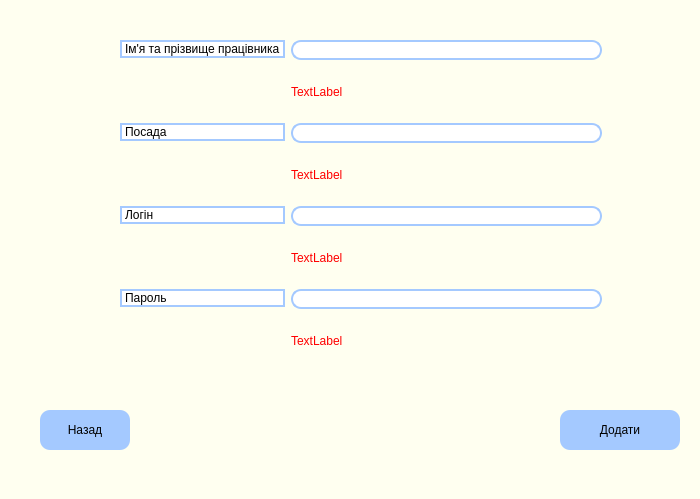
Qt form new_worker_design.ui (Rozumniak/liblary_app) before a commit.
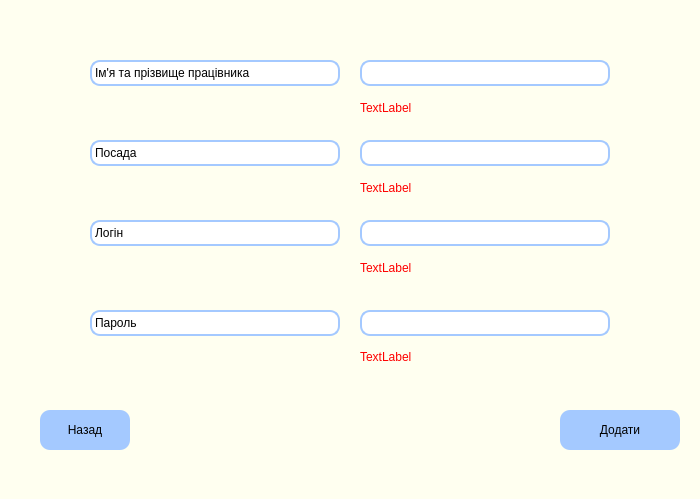
The same form after that commit.

Commit message: new worker window validation fixed

```diff
--- a/new_worker_design.ui
+++ b/new_worker_design.ui
@@ -56,46 +56,15 @@
     <string>Назад</string>
    </property>
   </widget>
-  <widget class="QWidget" name="layoutWidget">
-   <property name="geometry">
-    <rect>
-     <x>120</x>
-     <y>40</y>
-     <width>482</width>
-     <height>326</height>
-    </rect>
-   </property>
-   <layout class="QGridLayout" name="gridLayout">
-    <item row="0" column="0">
-     <layout class="QVBoxLayout" name="verticalLayout_2">
-      <item>
-       <widget class="QLabel" name="label">
-        <property name="styleSheet">
-         <string notr="true">font: 14pt &quot;Arial&quot;;
-background-color: white;
-border: 2px solid rgb(164, 201, 255);
-border-radius: 10px;</string>
-        </property>
-        <property name="text">
-         <string>Ім'я та прізвище працівника</string>
-        </property>
-       </widget>
-      </item>
-      <item>
-       <spacer name="verticalSpacer_8">
-        <property name="orientation">
-         <enum>Qt::Vertical</enum>
-        </property>
-        <property name="sizeHint" stdset="0">
-         <size>
-          <width>20</width>
-          <height>40</height>
-         </size>
-        </property>
-       </spacer>
-      </item>
-      <item>
        <widget class="QLabel" name="label_3">
+   <property name="geometry">
+    <rect>
+     <x>90</x>
+     <y>140</y>
+     <width>250</width>
+     <height>26</height>
+    </rect>
+   </property>
         <property name="styleSheet">
          <string notr="true">font: 14pt &quot;Arial&quot;;
 background-color: white;
@@ -106,22 +75,15 @@
          <string>Посада</string>
         </property>
        </widget>
-      </item>
-      <item>
-       <spacer name="verticalSpacer_9">
-        <property name="orientation">
-         <enum>Qt::Vertical</enum>
-        </property>
-        <property name="sizeHint" stdset="0">
-         <size>
-          <width>20</width>
-          <height>40</height>
-         </size>
-        </property>
-       </spacer>
-      </item>
-      <item>
        <widget class="QLabel" name="label_5">
+   <property name="geometry">
+    <rect>
+     <x>90</x>
+     <y>220</y>
+     <width>250</width>
+     <height>26</height>
+    </rect>
+   </property>
         <property name="styleSheet">
          <string notr="true">font: 14pt &quot;Arial&quot;;
 background-color: white;
@@ -132,22 +94,34 @@
          <string>Логін</string>
         </property>
        </widget>
-      </item>
-      <item>
-       <spacer name="verticalSpacer_10">
-        <property name="orientation">
-         <enum>Qt::Vertical</enum>
-        </property>
-        <property name="sizeHint" stdset="0">
-         <size>
-          <width>20</width>
-          <height>40</height>
-         </size>
-        </property>
-       </spacer>
-      </item>
-      <item>
+  <widget class="QLabel" name="label">
+   <property name="geometry">
+    <rect>
+     <x>90</x>
+     <y>60</y>
+     <width>250</width>
+     <height>26</height>
+    </rect>
+   </property>
+   <property name="styleSheet">
+    <string notr="true">font: 14pt &quot;Arial&quot;;
+background-color: white;
+border: 2px solid rgb(164, 201, 255);
+border-radius: 10px;</string>
+   </property>
+   <property name="text">
+    <string>Ім'я та прізвище працівника</string>
+   </property>
+  </widget>
        <widget class="QLabel" name="label_4">
+   <property name="geometry">
+    <rect>
+     <x>90</x>
+     <y>310</y>
+     <width>250</width>
+     <height>26</height>
+    </rect>
+   </property>
         <property name="styleSheet">
          <string notr="true">font: 14pt &quot;Arial&quot;;
 background-color: white;
@@ -158,37 +132,15 @@
          <string>Пароль</string>
         </property>
        </widget>
-      </item>
-      <item>
-       <spacer name="verticalSpacer_2">
-        <property name="orientation">
-         <enum>Qt::Vertical</enum>
-        </property>
-        <property name="sizeHint" stdset="0">
-         <size>
-          <width>20</width>
-          <height>40</height>
-         </size>
-        </property>
-       </spacer>
-      </item>
-     </layout>
-    </item>
-    <item row="0" column="1">
-     <layout class="QVBoxLayout" name="verticalLayout">
-      <item>
-       <widget class="QLineEdit" name="name">
-        <property name="styleSheet">
-         <string notr="true">border-radius: 10px;
-font: 12pt &quot;Arial&quot;;
-border: 2px solid rgb(164, 201, 255);
-background-color: white;
-</string>
-        </property>
-       </widget>
-      </item>
-      <item>
        <widget class="QLabel" name="name_issue">
+   <property name="geometry">
+    <rect>
+     <x>360</x>
+     <y>85</y>
+     <width>250</width>
+     <height>46</height>
+    </rect>
+   </property>
         <property name="styleSheet">
          <string notr="true">color: red;
 font: 12pt &quot;Arial&quot;;</string>
@@ -197,9 +149,32 @@
          <string>TextLabel</string>
         </property>
        </widget>
-      </item>
-      <item>
-       <widget class="QLineEdit" name="job_title">
+  <widget class="QLabel" name="password_issue">
+   <property name="geometry">
+    <rect>
+     <x>360</x>
+     <y>334</y>
+     <width>250</width>
+     <height>46</height>
+    </rect>
+   </property>
+   <property name="styleSheet">
+    <string notr="true">color: red;
+font: 12pt &quot;Arial&quot;;</string>
+   </property>
+   <property name="text">
+    <string>TextLabel</string>
+   </property>
+  </widget>
+  <widget class="QLineEdit" name="name">
+   <property name="geometry">
+    <rect>
+     <x>360</x>
+     <y>60</y>
+     <width>250</width>
+     <height>26</height>
+    </rect>
+   </property>
         <property name="styleSheet">
          <string notr="true">border-radius: 10px;
 font: 12pt &quot;Arial&quot;;
@@ -208,9 +183,15 @@
 </string>
         </property>
        </widget>
-      </item>
-      <item>
        <widget class="QLabel" name="title_issue">
+   <property name="geometry">
+    <rect>
+     <x>360</x>
+     <y>165</y>
+     <width>250</width>
+     <height>46</height>
+    </rect>
+   </property>
         <property name="styleSheet">
          <string notr="true">color: red;
 font: 12pt &quot;Arial&quot;;</string>
@@ -219,20 +200,15 @@
          <string>TextLabel</string>
         </property>
        </widget>
-      </item>
-      <item>
-       <widget class="QLineEdit" name="login">
-        <property name="styleSheet">
-         <string notr="true">border-radius: 10px;
-font: 12pt &quot;Arial&quot;;
-border: 2px solid rgb(164, 201, 255);
-background-color: white;
-</string>
-        </property>
-       </widget>
-      </item>
-      <item>
        <widget class="QLabel" name="login_issue">
+   <property name="geometry">
+    <rect>
+     <x>360</x>
+     <y>245</y>
+     <width>250</width>
+     <height>46</height>
+    </rect>
+   </property>
         <property name="styleSheet">
          <string notr="true">color: red;
 font: 12pt &quot;Arial&quot;;</string>
@@ -241,9 +217,15 @@
          <string>TextLabel</string>
         </property>
        </widget>
-      </item>
-      <item>
        <widget class="QLineEdit" name="password">
+   <property name="geometry">
+    <rect>
+     <x>360</x>
+     <y>310</y>
+     <width>250</width>
+     <height>26</height>
+    </rect>
+   </property>
         <property name="styleSheet">
          <string notr="true">border-radius: 10px;
 font: 12pt &quot;Arial&quot;;
@@ -252,21 +234,39 @@
 </string>
         </property>
        </widget>
-      </item>
-      <item>
-       <widget class="QLabel" name="password_issue">
+  <widget class="QLineEdit" name="login">
+   <property name="geometry">
+    <rect>
+     <x>360</x>
+     <y>220</y>
+     <width>250</width>
+     <height>26</height>
+    </rect>
+   </property>
         <property name="styleSheet">
-         <string notr="true">color: red;
-font: 12pt &quot;Arial&quot;;</string>
-        </property>
-        <property name="text">
-         <string>TextLabel</string>
-        </property>
-       </widget>
-      </item>
-     </layout>
-    </item>
-   </layout>
+    <string notr="true">border-radius: 10px;
+font: 12pt &quot;Arial&quot;;
+border: 2px solid rgb(164, 201, 255);
+background-color: white;
+</string>
+   </property>
+  </widget>
+  <widget class="QLineEdit" name="job_title">
+   <property name="geometry">
+    <rect>
+     <x>360</x>
+     <y>140</y>
+     <width>250</width>
+     <height>26</height>
+    </rect>
+   </property>
+   <property name="styleSheet">
+    <string notr="true">border-radius: 10px;
+font: 12pt &quot;Arial&quot;;
+border: 2px solid rgb(164, 201, 255);
+background-color: white;
+</string>
+   </property>
   </widget>
  </widget>
  <resources/>
```
Lines whose indentation alone changed are shown as unchanged. The commit also changes 2 other files.
